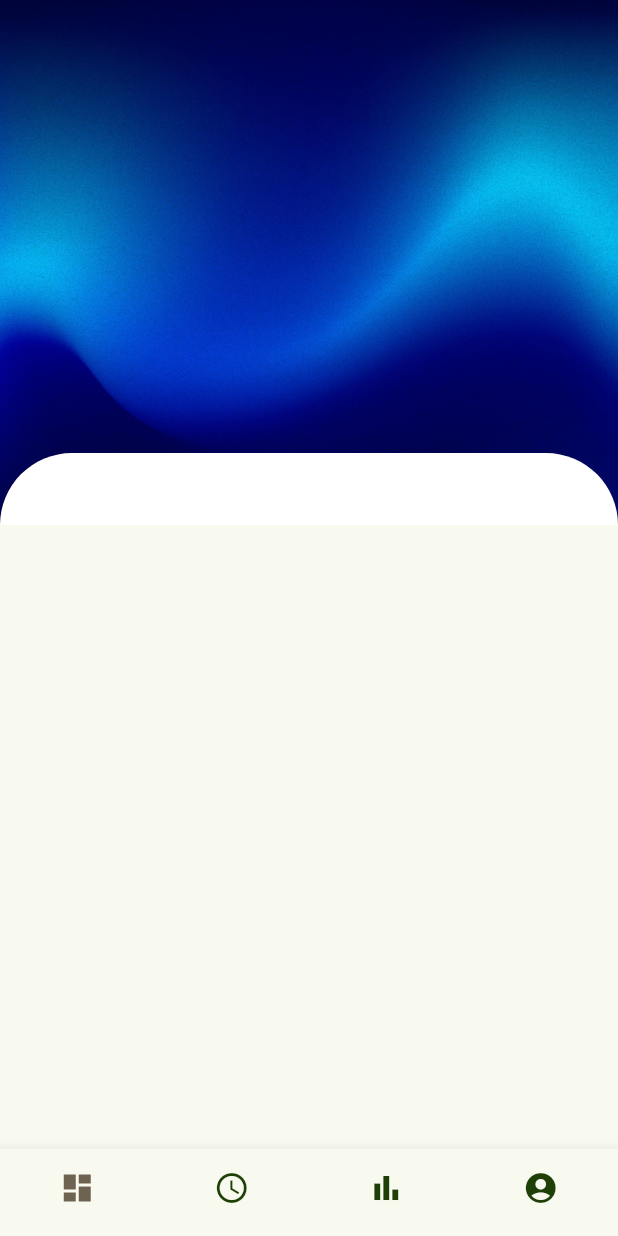
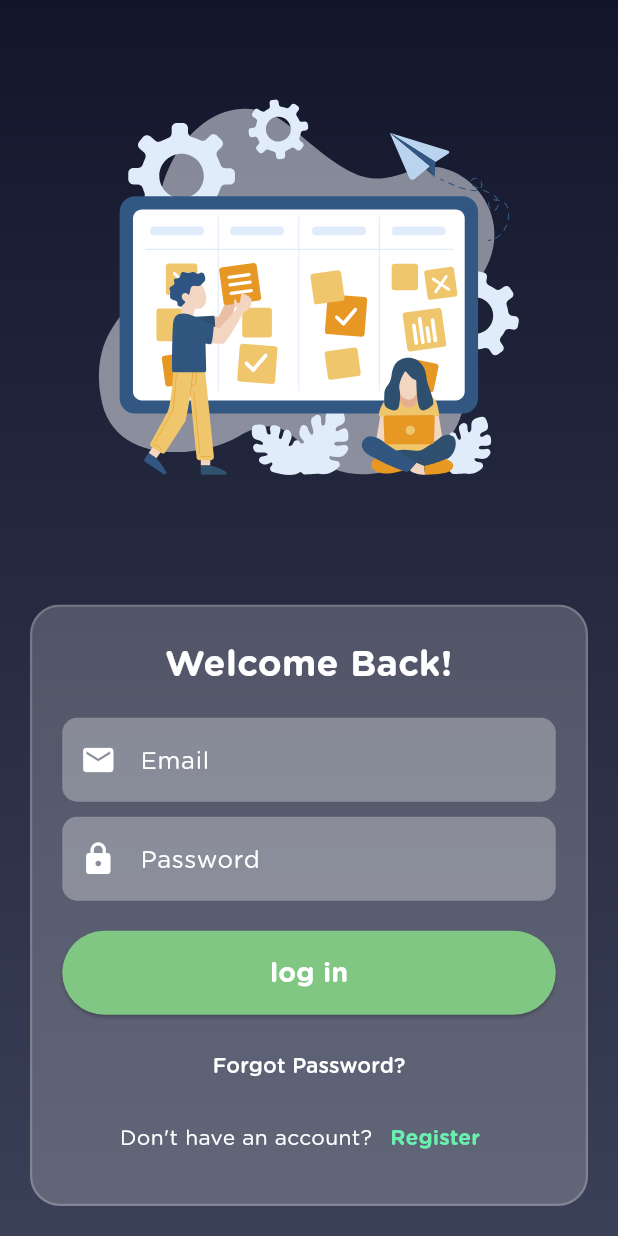
Before and after one commit to intercogni/sundial, a Flutter app: the screen it shows after launch, on a phone screen of 412 x 824 dp. Run offline on Flutter 3.47's test engine with Material 3 defaults, Android fonts, the phone set to English and light mode, and no system bars; our stand-ins replace firebase_auth, firebase_core, flutter_svg; accounts and stored records are empty.

Commit message:
✨ feat: authentication screens

```diff
--- a/lib/main.dart
+++ b/lib/main.dart
@@ -2,8 +2,16 @@ import 'package:flutter/material.dart';
 import 'package:provider/provider.dart';
 import 'package:sundial/models/solar_data.dart';
 import 'package:sundial/widgets/bottom_tab.dart';
+import 'package:sundial/screens/login_screen.dart';
+import 'package:sundial/screens/register_screen.dart';
+import 'package:firebase_core/firebase_core.dart';
+import 'firebase_options.dart';
 
-void main() {
+void main() async {
+  WidgetsFlutterBinding.ensureInitialized();
+  await Firebase.initializeApp(
+    options: DefaultFirebaseOptions.currentPlatform,
+  );
   SolarData();
   runApp(
     ChangeNotifierProvider(
@@ -36,7 +44,12 @@ class SundialApp extends StatelessWidget {
         ),
         useMaterial3: true,
       ),
-      home: const BottomTab(),
+      initialRoute: '/login',
+      routes: {
+        '/login': (context) => const LoginScreen(),
+        '/register': (context) => const RegisterScreen(),
+        '/home': (context) => const BottomTab(),
+      },
     );
   }
 }
--- /dev/null
+++ b/lib/screens/login_screen.dart
@@ -0,0 +1,254 @@
+import 'package:flutter/material.dart';
+import 'package:flutter_svg/flutter_svg.dart';
+import 'package:firebase_auth/firebase_auth.dart';
+import 'package:sundial/screens/home.dart'; // Assuming home.dart is the next screen
+
+class Glassmorphism extends StatelessWidget {
+  final double blur;
+  final double opacity;
+  final Widget child;
+
+  const Glassmorphism({
+    Key? key,
+    required this.blur,
+    required this.opacity,
+    required this.child,
+  }) : super(key: key);
+
+  @override
+  Widget build(BuildContext context) {
+    return ClipRRect(
+      child: Container(
+        decoration: BoxDecoration(
+          color: Colors.white.withOpacity(opacity),
+          borderRadius: const BorderRadius.all(Radius.circular(20)),
+          border: Border.all(
+            width: 1.5,
+            color: Colors.white.withOpacity(0.2),
+          ),
+        ),
+        child: child,
+      ),
+    );
+  }
+}
+
+class LoginScreen extends StatefulWidget {
+  const LoginScreen({Key? key}) : super(key: key);
+
+  @override
+  State<LoginScreen> createState() => _LoginScreenState();
+}
+
+class _LoginScreenState extends State<LoginScreen> {
+  final TextEditingController _emailController = TextEditingController();
+  final TextEditingController _passwordController = TextEditingController();
+  bool _isLoading = false;
+
+  Future<void> _login() async {
+    setState(() {
+      _isLoading = true;
+    });
+
+    try {
+      await FirebaseAuth.instance.signInWithEmailAndPassword(
+        email: _emailController.text.trim(),
+        password: _passwordController.text.trim(),
+      );
+      // Navigate to home screen on successful login
+      if (mounted) {
+        Navigator.of(context).pushReplacementNamed('/home');
+      }
+    } on FirebaseAuthException catch (e) {
+      String message;
+      if (e.code == 'user-not-found') {
+        message = 'No user found for that email.';
+      } else if (e.code == 'wrong-password') {
+        message = 'Wrong password provided for that user.';
+      } else {
+        message = e.message ?? 'An unknown error occurred.';
+      }
+      if (mounted) {
+        ScaffoldMessenger.of(context).showSnackBar(
+          SnackBar(content: Text(message)),
+        );
+      }
+    } catch (e) {
+      if (mounted) {
+        ScaffoldMessenger.of(context).showSnackBar(
+          SnackBar(content: Text('An unexpected error occurred: $e')),
+        );
+      }
+    } finally {
+      setState(() {
+        _isLoading = false;
+      });
+    }
+  }
+
+  @override
+  Widget build(BuildContext context) {
+    return Scaffold(
+      body: Container(
+        decoration: const BoxDecoration(
+          gradient: LinearGradient(
+            begin: Alignment.topCenter,
+            end: Alignment.bottomCenter,
+            colors: [
+              Color(0xFF13162B),
+              Color(0xFF3A4058),
+            ],
+          ),
+        ),
+        child: SafeArea(
+          child: Expanded(
+            child: Column(
+              mainAxisAlignment: MainAxisAlignment.center,
+              children: [
+                Expanded(
+                  child: Opacity(
+                    opacity: 1,
+                    child: Padding(
+                      padding: const EdgeInsets.all(0.0),
+                      child: Container(
+                        decoration: BoxDecoration(
+                          border: Border.all(
+                            color: Colors.transparent, // You can change the color as needed
+                            width: 0, // You can change the width as needed
+                          ),
+                        ),
+                        child: SvgPicture.asset(
+                          'assets/vectors/manage_items.svg',
+                          fit: BoxFit.contain,
+                        ),
+                      ),
+                    ),
+                  ),
+                ),
+                SingleChildScrollView(
+                  padding: const EdgeInsets.all(20),
+                  child: Glassmorphism(
+                    blur: 10,
+                    opacity: 0.2,
+                    child: Container(
+                      padding: const EdgeInsets.all(20),
+                      child: Column(
+                        mainAxisAlignment: MainAxisAlignment.center,
+                        crossAxisAlignment: CrossAxisAlignment.stretch,
+                        children: [
+                          const Text(
+                            'Welcome Back!',
+                            textAlign: TextAlign.center,
+                            style: TextStyle(
+                              fontSize: 24,
+                              fontWeight: FontWeight.bold,
+                              color: Colors.white,
+                            ),
+                          ),
+                          const SizedBox(height: 20),
+                          TextFormField(
+                            controller: _emailController,
+                            keyboardType: TextInputType.emailAddress,
+                            decoration: InputDecoration(
+                              labelText: 'Email',
+                              labelStyle: const TextStyle(color: Colors.white),
+                              prefixIcon: const Icon(Icons.email, color: Colors.white),
+                              border: OutlineInputBorder(
+                                borderRadius: BorderRadius.circular(10),
+                                borderSide: BorderSide.none,
+                              ),
+                              filled: true,
+                              fillColor: Colors.white.withOpacity(0.3),
+                            ),
+                            style: const TextStyle(color: Colors.white),
+                          ),
+                          const SizedBox(height: 10),
+                          TextFormField(
+                            controller: _passwordController,
+                            obscureText: true,
+                            decoration: InputDecoration(
+                              labelText: 'Password',
+                              labelStyle: const TextStyle(color: Colors.white),
+                              prefixIcon: const Icon(Icons.lock, color: Colors.white),
+                              border: OutlineInputBorder(
+                                borderRadius: BorderRadius.circular(10),
+                                borderSide: BorderSide.none,
+                              ),
+                              filled: true,
+                              fillColor: Colors.white.withOpacity(0.3),
+                            ),
+                            style: const TextStyle(color: Colors.white),
+                          ),
+                          const SizedBox(height: 20),
+                            ElevatedButton(
+                            onPressed: _isLoading ? null : _login,
+                            style: ElevatedButton.styleFrom(
+                              backgroundColor: Colors.green.shade300,
+                              padding: const EdgeInsets.symmetric(vertical: 15),
+                              // Removed textStyle to enforce using the default font family
+                              shape: RoundedRectangleBorder(
+                              borderRadius: BorderRadius.circular(64),
+                              ),
+                            ),
+                            child: _isLoading
+                                ? const CircularProgressIndicator(color: Colors.white)
+                                : const Text(
+                                    'log in',
+                                    style: TextStyle(
+                                      color: Colors.white,
+                                      fontSize: 18,
+                                      fontWeight: FontWeight.bold
+                                    ),
+                                  ),
+                          ),
+                          const SizedBox(height: 10),
+                          TextButton(
+                            onPressed: () {
+                              // TODO: Implement forgot password functionality
+                            },
+                            child: const Text(
+                              'Forgot Password?',
+                              style: TextStyle(color: Colors.white),
+                            ),
+                          ),
+                          Row(
+                            mainAxisAlignment: MainAxisAlignment.center,
+                            children: [
+                              const Text(
+                                "Don't have an account?",
+                                style: TextStyle(color: Colors.white),
+                              ),
+                              TextButton(
+                                onPressed: () {
+                                  Navigator.of(context).pushReplacementNamed('/register');
+                                },
+                                child: const Text(
+                                  'Register',
+                                  style: TextStyle(
+                                    color: Colors.greenAccent,
+                                    fontWeight: FontWeight.bold,
+                                  ),
+                                ),
+                              ),
+                            ],
+                          ),
+                        ],
+                      ),
+                    ),
+                  ),
+                ),
+              ],
+            ),
+          ),
+        ),
+      ),
+    );
+  }
+
+  @override
+  void dispose() {
+    _emailController.dispose();
+    _passwordController.dispose();
+    super.dispose();
+  }
+}
--- a/pubspec.yaml
+++ b/pubspec.yaml
@@ -8,11 +8,13 @@ dependencies:
   flutter:
     sdk: flutter
   cupertino_icons: ^1.0.8
-  rive: ^0.13.20
   flutter_launcher_icons: 0.14.3
   http: ^0.13.6
   intl: ^0.18.0
   provider: ^6.1.5
+  firebase_core: ^3.13.1
+  firebase_auth: ^5.5.4
+  flutter_svg: ^2.0.9
 dev_dependencies:
   flutter_test:
     sdk: flutter
@@ -23,6 +25,7 @@ flutter:
     - assets/images/gradient_background.jpeg
     - assets/images/gradient_background.jpg
     - assets/icon/logograph.png
+    - assets/vectors/
   fonts:
     - family: GothamRounded
       fonts:
```
Also changed, not shown: lib/screens/account.dart (+117 -1 lines), lib/screens/register_screen.dart (added, +277 -0 lines), assets/vectors/manage_items.svg (added), assets/vectors/time_items.svg (added), firebase.json (added), lib/firebase_options.dart (added), pubspec.lock, 3 other files.
